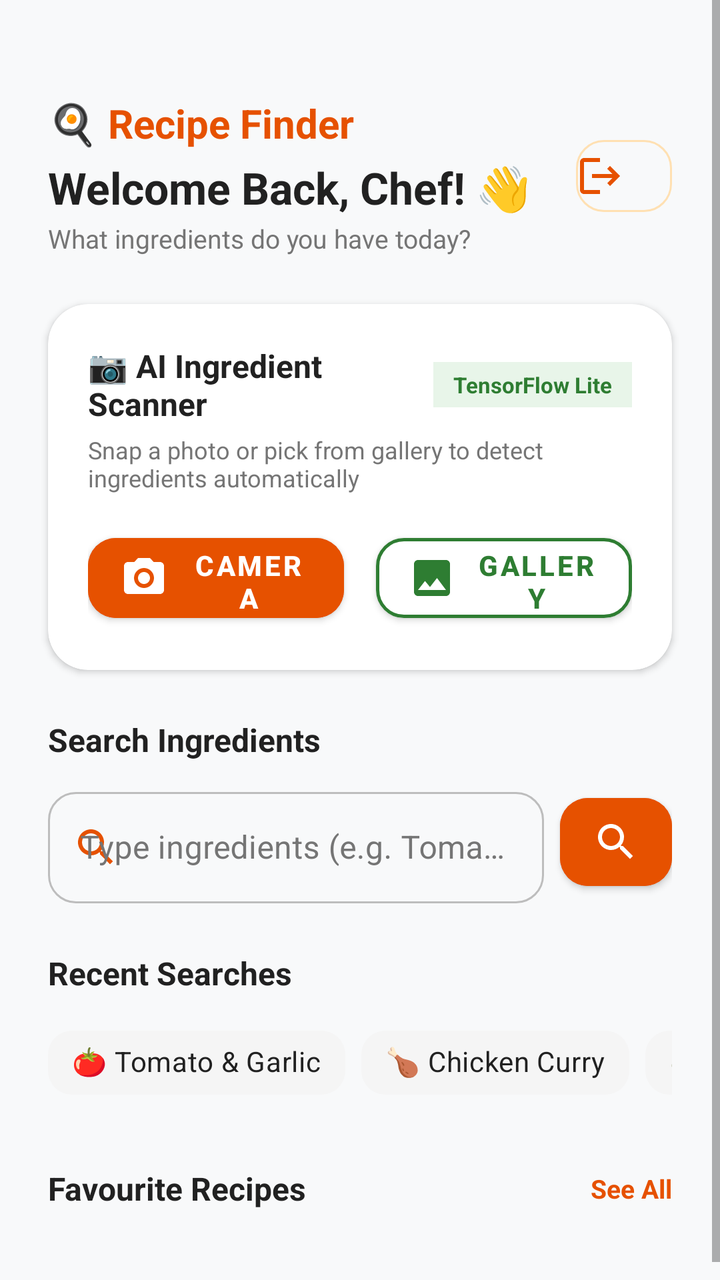
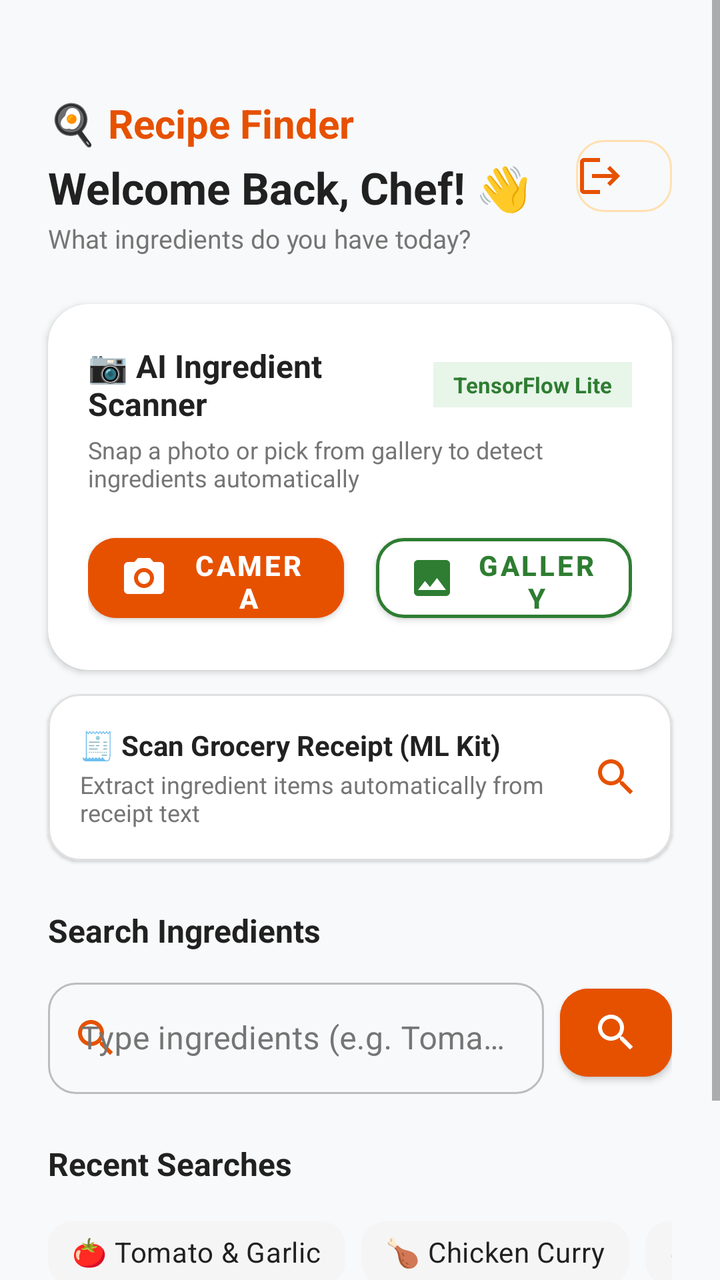

Before-and-after screenshots of an Android layout around one commit, followed by the original layout XML and the change that was made.
<!-- AndroidManifest.xml: application theme Theme.RecipeFinder -->
<!-- res/layout/activity_main2.xml -->
<?xml version="1.0" encoding="utf-8"?>
<androidx.coordinatorlayout.widget.CoordinatorLayout xmlns:android="http://schemas.android.com/apk/res/android"
    xmlns:app="http://schemas.android.com/apk/res-auto"
    xmlns:tools="http://schemas.android.com/tools"
    android:id="@+id/main"
    android:layout_width="match_parent"
    android:layout_height="match_parent"
    android:background="@color/background_light"
    tools:context=".ui.home.HomeActivity">

    <ScrollView
        android:layout_width="match_parent"
        android:layout_height="match_parent"
        android:fillViewport="true">

        <LinearLayout
            android:layout_width="match_parent"
            android:layout_height="wrap_content"
            android:orientation="vertical"
            android:paddingBottom="32dp">

            
            <LinearLayout
                android:layout_width="match_parent"
                android:layout_height="wrap_content"
                android:orientation="horizontal"
                android:gravity="center_vertical"
                android:paddingHorizontal="24dp"
                android:paddingTop="48dp"
                android:paddingBottom="16dp">

                <LinearLayout
                    android:layout_width="0dp"
                    android:layout_height="wrap_content"
                    android:layout_weight="1"
                    android:orientation="vertical">

                    <TextView
                        android:id="@+id/tvAppTitle"
                        android:layout_width="wrap_content"
                        android:layout_height="wrap_content"
                        android:text="🍳 Recipe Finder"
                        android:textColor="@color/primary"
                        android:textSize="20sp"
                        android:textStyle="bold" />

                    <TextView
                        android:id="@+id/tvWelcomeUser"
                        android:layout_width="wrap_content"
                        android:layout_height="wrap_content"
                        android:layout_marginTop="4dp"
                        android:text="Welcome Back, Chef! 👋"
                        android:textColor="@color/text_primary"
                        android:textSize="22sp"
                        android:textStyle="bold" />

                    <TextView
                        android:layout_width="wrap_content"
                        android:layout_height="wrap_content"
                        android:layout_marginTop="2dp"
                        android:text="What ingredients do you have today?"
                        android:textColor="@color/text_secondary"
                        android:textSize="13sp" />
                </LinearLayout>

                <com.google.android.material.button.MaterialButton
                    android:id="@+id/btnLogout"
                    style="@style/Widget.MaterialComponents.Button.OutlinedButton"
                    android:layout_width="48dp"
                    android:layout_height="48dp"
                    android:padding="0dp"
                    app:icon="@drawable/ic_logout"
                    app:iconTint="@color/primary"
                    app:strokeColor="@color/primary_light"
                    app:strokeWidth="1dp"
                    app:cornerRadius="14dp"
                    android:contentDescription="Logout" />
            </LinearLayout>

            
            <com.google.android.material.card.MaterialCardView
                android:layout_width="match_parent"
                android:layout_height="wrap_content"
                android:layout_marginHorizontal="24dp"
                android:layout_marginTop="8dp"
                app:cardCornerRadius="20dp"
                app:cardElevation="2dp"
                app:strokeWidth="0dp"
                app:cardBackgroundColor="@color/white">

                <LinearLayout
                    android:layout_width="match_parent"
                    android:layout_height="wrap_content"
                    android:orientation="vertical"
                    android:padding="20dp">

                    <LinearLayout
                        android:layout_width="match_parent"
                        android:layout_height="wrap_content"
                        android:gravity="center_vertical"
                        android:orientation="horizontal">

                        <TextView
                            android:layout_width="0dp"
                            android:layout_height="wrap_content"
                            android:layout_weight="1"
                            android:text="📷 AI Ingredient Scanner"
                            android:textColor="@color/text_primary"
                            android:textSize="16sp"
                            android:textStyle="bold" />

                        <TextView
                            android:layout_width="wrap_content"
                            android:layout_height="wrap_content"
                            android:background="#E8F5E9"
                            android:paddingHorizontal="10dp"
                            android:paddingVertical="4dp"
                            android:text="TensorFlow Lite"
                            android:textColor="@color/accent_green"
                            android:textSize="11sp"
                            android:textStyle="bold" />
                    </LinearLayout>

                    <TextView
                        android:layout_width="match_parent"
                        android:layout_height="wrap_content"
                        android:layout_marginTop="4dp"
                        android:text="Snap a photo or pick from gallery to detect ingredients automatically"
                        android:textColor="@color/text_secondary"
                        android:textSize="12sp" />

                    <LinearLayout
                        android:layout_width="match_parent"
                        android:layout_height="wrap_content"
                        android:layout_marginTop="16dp"
                        android:orientation="horizontal">

                        <com.google.android.material.button.MaterialButton
                            android:id="@+id/btnCamera"
                            android:layout_width="0dp"
                            android:layout_height="52dp"
                            android:layout_weight="1"
                            android:layout_marginEnd="8dp"
                            android:text="Camera"
                            android:textColor="@color/white"
                            android:textSize="14sp"
                            android:textStyle="bold"
                            app:icon="@drawable/ic_camera"
                            app:iconTint="@color/white"
                            app:cornerRadius="14dp"
                            android:backgroundTint="@color/primary" />

                        <com.google.android.material.button.MaterialButton
                            android:id="@+id/btnGallery"
                            android:layout_width="0dp"
                            android:layout_height="52dp"
                            android:layout_weight="1"
                            android:layout_marginStart="8dp"
                            android:text="Gallery"
                            android:textColor="@color/accent_green"
                            android:textSize="14sp"
                            android:textStyle="bold"
                            app:icon="@drawable/ic_gallery"
                            app:iconTint="@color/accent_green"
                            app:strokeColor="@color/accent_green"
                            app:strokeWidth="1.5dp"
                            app:cornerRadius="14dp"
                            android:backgroundTint="@color/white" />
                    </LinearLayout>

                </LinearLayout>

            </com.google.android.material.card.MaterialCardView>

            
            <LinearLayout
                android:layout_width="match_parent"
                android:layout_height="wrap_content"
                android:orientation="vertical"
                android:paddingHorizontal="24dp"
                android:layout_marginTop="24dp">

                <TextView
                    android:layout_width="match_parent"
                    android:layout_height="wrap_content"
                    android:text="Search Ingredients"
                    android:textColor="@color/text_primary"
                    android:textSize="16sp"
                    android:textStyle="bold" />

                <LinearLayout
                    android:layout_width="match_parent"
                    android:layout_height="wrap_content"
                    android:layout_marginTop="10dp"
                    android:gravity="center_vertical"
                    android:orientation="horizontal">

                    <com.google.android.material.textfield.TextInputLayout
                        android:id="@+id/tilSearch"
                        style="@style/Widget.App.TextInputLayout"
                        android:layout_width="0dp"
                        android:layout_height="wrap_content"
                        android:layout_weight="1"
                        android:hint="Type ingredients (e.g. Tomato, Cheese)..."
                        app:boxCornerRadiusTopStart="14dp"
                        app:boxCornerRadiusTopEnd="14dp"
                        app:boxCornerRadiusBottomStart="14dp"
                        app:boxCornerRadiusBottomEnd="14dp"
                        app:startIconDrawable="@drawable/ic_search"
                        app:startIconTint="@color/primary">

                        <com.google.android.material.textfield.TextInputEditText
                            android:id="@+id/etSearchIngredient"
                            android:layout_width="match_parent"
                            android:layout_height="wrap_content"
                            android:inputType="text"
                            android:textColor="@color/black"
                            android:imeOptions="actionSearch"
                            android:maxLines="1" />
                    </com.google.android.material.textfield.TextInputLayout>

                    <com.google.android.material.button.MaterialButton
                        android:id="@+id/btnSearch"
                        android:layout_width="56dp"
                        android:layout_height="56dp"
                        android:layout_marginStart="8dp"
                        android:padding="0dp"
                        app:icon="@drawable/ic_search"
                        app:iconGravity="textStart"
                        app:iconPadding="0dp"
                        app:iconTint="@color/white"
                        app:cornerRadius="14dp"
                        android:backgroundTint="@color/primary" />
                </LinearLayout>
            </LinearLayout>

            
            <LinearLayout
                android:layout_width="match_parent"
                android:layout_height="wrap_content"
                android:orientation="vertical"
                android:paddingHorizontal="24dp"
                android:layout_marginTop="24dp">

                <TextView
                    android:layout_width="match_parent"
                    android:layout_height="wrap_content"
                    android:text="Recent Searches"
                    android:textColor="@color/text_primary"
                    android:textSize="16sp"
                    android:textStyle="bold" />

                <HorizontalScrollView
                    android:layout_width="match_parent"
                    android:layout_height="wrap_content"
                    android:layout_marginTop="10dp"
                    android:scrollbars="none">

                    <com.google.android.material.chip.ChipGroup
                        android:id="@+id/chipGroupRecent"
                        android:layout_width="wrap_content"
                        android:layout_height="wrap_content"
                        app:singleLine="true">

                        <com.google.android.material.chip.Chip
                            android:id="@+id/chip1"
                            style="@style/Widget.MaterialComponents.Chip.Action"
                            android:layout_width="wrap_content"
                            android:layout_height="wrap_content"
                            android:text="🍅 Tomato &amp; Garlic"
                            android:textColor="@color/text_primary"
                            app:chipBackgroundColor="#F5F5F5"
                            app:chipCornerRadius="12dp"
                            app:strokeColor="#E0E0E0"
                            app:strokeWidth="1dp" />

                        <com.google.android.material.chip.Chip
                            android:id="@+id/chip2"
                            style="@style/Widget.MaterialComponents.Chip.Action"
                            android:layout_width="wrap_content"
                            android:layout_height="wrap_content"
                            android:text="🍗 Chicken Curry"
                            android:textColor="@color/text_primary"
                            app:chipBackgroundColor="#F5F5F5"
                            app:chipCornerRadius="12dp"
                            app:strokeColor="#E0E0E0"
                            app:strokeWidth="1dp" />

                        <com.google.android.material.chip.Chip
                            android:id="@+id/chip3"
                            style="@style/Widget.MaterialComponents.Chip.Action"
                            android:layout_width="wrap_content"
                            android:layout_height="wrap_content"
                            android:text="🥑 Avocado Salad"
                            android:textColor="@color/text_primary"
                            app:chipBackgroundColor="#F5F5F5"
                            app:chipCornerRadius="12dp"
                            app:strokeColor="#E0E0E0"
                            app:strokeWidth="1dp" />

                        <com.google.android.material.chip.Chip
                            android:id="@+id/chip4"
                            style="@style/Widget.MaterialComponents.Chip.Action"
                            android:layout_width="wrap_content"
                            android:layout_height="wrap_content"
                            android:text="🍕 Pizza Margherita"
                            android:textColor="@color/text_primary"
                            app:chipBackgroundColor="#F5F5F5"
                            app:chipCornerRadius="12dp"
                            app:strokeColor="#E0E0E0"
                            app:strokeWidth="1dp" />

                        <com.google.android.material.chip.Chip
                            android:id="@+id/chip5"
                            style="@style/Widget.MaterialComponents.Chip.Action"
                            android:layout_width="wrap_content"
                            android:layout_height="wrap_content"
                            android:text="🍄 Mushroom Risotto"
                            android:textColor="@color/text_primary"
                            app:chipBackgroundColor="#F5F5F5"
                            app:chipCornerRadius="12dp"
                            app:strokeColor="#E0E0E0"
                            app:strokeWidth="1dp" />

                    </com.google.android.material.chip.ChipGroup>
                </HorizontalScrollView>
            </LinearLayout>

            
            <LinearLayout
                android:layout_width="match_parent"
                android:layout_height="wrap_content"
                android:orientation="vertical"
                android:layout_marginTop="28dp">

                <LinearLayout
                    android:layout_width="match_parent"
                    android:layout_height="wrap_content"
                    android:gravity="center_vertical"
                    android:orientation="horizontal"
                    android:paddingHorizontal="24dp">

                    <TextView
                        android:layout_width="0dp"
                        android:layout_height="wrap_content"
                        android:layout_weight="1"
                        android:text="Favourite Recipes"
                        android:textColor="@color/text_primary"
                        android:textSize="16sp"
                        android:textStyle="bold" />

                    <TextView
                        android:id="@+id/tvSeeAll"
                        android:layout_width="wrap_content"
                        android:layout_height="wrap_content"
                        android:text="See All"
                        android:textColor="@color/primary"
                        android:textSize="13sp"
                        android:textStyle="bold" />
                </LinearLayout>

                <androidx.recyclerview.widget.RecyclerView
                    android:id="@+id/rvFavouriteRecipes"
                    android:layout_width="match_parent"
                    android:layout_height="wrap_content"
                    android:layout_marginTop="12dp"
                    android:clipToPadding="false"
                    android:paddingStart="24dp"
                    android:paddingEnd="8dp"
                    android:orientation="horizontal"
                    app:layoutManager="androidx.recyclerview.widget.LinearLayoutManager"
                    tools:listitem="@layout/item_recipe_card" />
            </LinearLayout>

        </LinearLayout>
    </ScrollView>

</androidx.coordinatorlayout.widget.CoordinatorLayout>
<!-- res/layout/item_recipe_card.xml (included above) -->
<?xml version="1.0" encoding="utf-8"?>
<com.google.android.material.card.MaterialCardView xmlns:android="http://schemas.android.com/apk/res/android"
    xmlns:app="http://schemas.android.com/apk/res-auto"
    android:layout_width="220dp"
    android:layout_height="wrap_content"
    android:layout_marginEnd="16dp"
    android:layout_marginTop="4dp"
    android:layout_marginBottom="8dp"
    app:cardCornerRadius="16dp"
    app:cardElevation="3dp"
    app:strokeWidth="1dp"
    app:strokeColor="#E0E0E0"
    app:cardBackgroundColor="@color/white">

    <LinearLayout
        android:layout_width="match_parent"
        android:layout_height="wrap_content"
        android:orientation="vertical">

        <FrameLayout
            android:layout_width="match_parent"
            android:layout_height="130dp">

            <ImageView
                android:id="@+id/ivRecipeImage"
                android:layout_width="match_parent"
                android:layout_height="match_parent"
                android:scaleType="centerCrop"
                android:contentDescription="Recipe Image" />

            <View
                android:layout_width="match_parent"
                android:layout_height="50dp"
                android:layout_gravity="bottom"
                android:background="@drawable/gradient_shadow" />

            <TextView
                android:id="@+id/tvRating"
                android:layout_width="wrap_content"
                android:layout_height="wrap_content"
                android:layout_gravity="top|start"
                android:layout_margin="10dp"
                android:background="@drawable/bg_rating_badge"
                android:paddingHorizontal="8dp"
                android:paddingVertical="4dp"
                android:text="★ 4.9"
                android:textColor="@color/white"
                android:textSize="12sp"
                android:textStyle="bold" />

            <ImageButton
                android:id="@+id/btnFavorite"
                android:layout_width="36dp"
                android:layout_height="36dp"
                android:layout_gravity="top|end"
                android:layout_margin="8dp"
                android:background="@drawable/bg_circle_white"
                android:contentDescription="Favorite"
                android:padding="6dp"
                android:src="@drawable/ic_heart_outline"
                app:tint="@color/primary" />
        </FrameLayout>

        <LinearLayout
            android:layout_width="match_parent"
            android:layout_height="wrap_content"
            android:orientation="vertical"
            android:padding="12dp">

            <TextView
                android:id="@+id/tvCategory"
                android:layout_width="wrap_content"
                android:layout_height="wrap_content"
                android:text="ITALIAN"
                android:textColor="@color/accent_green"
                android:textSize="11sp"
                android:textStyle="bold"
                android:letterSpacing="0.05" />

            <TextView
                android:id="@+id/tvRecipeTitle"
                android:layout_width="match_parent"
                android:layout_height="wrap_content"
                android:layout_marginTop="2dp"
                android:ellipsize="end"
                android:maxLines="1"
                android:text="Garlic Butter Salmon"
                android:textColor="@color/text_primary"
                android:textSize="15sp"
                android:textStyle="bold" />

            <LinearLayout
                android:layout_width="match_parent"
                android:layout_height="wrap_content"
                android:layout_marginTop="8dp"
                android:gravity="center_vertical"
                android:orientation="horizontal">

                <TextView
                    android:id="@+id/tvTime"
                    android:layout_width="0dp"
                    android:layout_height="wrap_content"
                    android:layout_weight="1"
                    android:text="⏱ 25 mins"
                    android:textColor="@color/text_secondary"
                    android:textSize="12sp" />

                <TextView
                    android:id="@+id/tvCalories"
                    android:layout_width="wrap_content"
                    android:layout_height="wrap_content"
                    android:text="🔥 450 kcal"
                    android:textColor="@color/text_secondary"
                    android:textSize="12sp" />
            </LinearLayout>

        </LinearLayout>

    </LinearLayout>

</com.google.android.material.card.MaterialCardView>
<!-- resources referenced by this layout -->
<resources>
  <color name="accent_green">#2E7D32</color>
  <color name="background_light">#F8F9FA</color>
  <color name="black">#FF000000</color>
  <color name="primary">#E65100</color>
  <color name="primary_light">#FFE0B2</color>
  <color name="text_primary">#212121</color>
  <color name="text_secondary">#757575</color>
  <color name="white">#FFFFFFFF</color>
  <!-- drawable bg_circle_white (drawable) -->
  <?xml version="1.0" encoding="utf-8"?>
  <shape xmlns:android="http://schemas.android.com/apk/res/android"
      android:shape="oval">
      <solid android:color="#FFFFFF" />
  </shape>
  <!-- drawable bg_rating_badge (drawable) -->
  <?xml version="1.0" encoding="utf-8"?>
  <shape xmlns:android="http://schemas.android.com/apk/res/android">
      <solid android:color="#CC000000" />
      <corners android:radius="12dp" />
  </shape>
  <!-- drawable gradient_shadow (drawable) -->
  <?xml version="1.0" encoding="utf-8"?>
  <shape xmlns:android="http://schemas.android.com/apk/res/android">
      <gradient
          android:angle="270"
          android:startColor="#00000000"
          android:endColor="#80000000" />
  </shape>
  <!-- drawable ic_camera (drawable) -->
  <vector xmlns:android="http://schemas.android.com/apk/res/android"
      android:width="24dp"
      android:height="24dp"
      android:viewportWidth="24"
      android:viewportHeight="24">
    <path
        android:fillColor="#FFFFFF"
        android:pathData="M9,2L7.17,4H4c-1.1,0 -2,0.9 -2,2v12c0,1.1 0.9,2 2,2h16c1.1,0 2,-0.9 2,-2V6c0,-1.1 -0.9,-2 -2,-2h-3.17L15,2H9zm3,15c-2.76,0 -5,-2.24 -5,-5s2.24,-5 5,-5 5,2.24 5,5 -2.24,5 -5,5zm0,-8c-1.66,0 -3,1.34 -3,3s1.34,3 3,3 3,-1.34 3,-3 -1.34,-3 -3,-3z"/>
  </vector>
  <!-- drawable ic_gallery (drawable) -->
  <vector xmlns:android="http://schemas.android.com/apk/res/android"
      android:width="24dp"
      android:height="24dp"
      android:viewportWidth="24"
      android:viewportHeight="24">
    <path
        android:fillColor="#FFFFFF"
        android:pathData="M21,19V5c0,-1.1 -0.9,-2 -2,-2H5c-1.1,0 -2,0.9 -2,2v14c0,1.1 0.9,2 2,2h14c1.1,0 2,-0.9 2,-2zM8.5,13.5l2.5,3.01L14.5,12l4.5,6H5l3.5,-4.5z"/>
  </vector>
  <!-- drawable ic_logout (drawable) -->
  <vector xmlns:android="http://schemas.android.com/apk/res/android"
      android:width="24dp"
      android:height="24dp"
      android:viewportWidth="24"
      android:viewportHeight="24">
    <path
        android:fillColor="#E65100"
        android:pathData="M17,7l-1.41,1.41L18.17,11H8v2h10.17l-2.58,2.58L17,17l5,-5zM4,5h8V3H4c-1.1,0 -2,0.9 -2,2v14c0,1.1 0.9,2 2,2h8v-2H4V5z"/>
  </vector>
  <!-- drawable ic_search (drawable) -->
  <vector xmlns:android="http://schemas.android.com/apk/res/android"
      android:width="24dp"
      android:height="24dp"
      android:viewportWidth="24"
      android:viewportHeight="24">
    <path
        android:fillColor="#E65100"
        android:pathData="M15.5,14h-0.79l-0.28,-0.27C15.41,12.59 16,11.11 16,9.5 16,5.91 13.09,3 9.5,3S3,5.91 3,9.5 5.91,16 9.5,16c1.61,0 3.09,-0.59 4.23,-1.57l0.27,0.28v0.79l5,4.99L20.49,19l-4.99,-5zm-6,0C7.01,14 5,11.99 5,9.5S7.01,5 9.5,5 14,7.01 14,9.5 11.99,14 9.5,14z"/>
  </vector>
  <style name="Widget.App.TextInputLayout" parent="Widget.MaterialComponents.TextInputLayout.OutlinedBox">
          <item name="boxStrokeColor">@color/input_box_stroke</item>
          <item name="hintTextColor">@color/input_hint_color</item>
          <item name="android:textColorHint">#757575</item>
      </style>
  <color name="primary_dark">#BF360C</color>
  <color name="green_700">#1B5E20</color>
  <style name="Widget.App.EditText" parent="Widget.MaterialComponents.TextInputEditText.OutlinedBox">
          <item name="android:textColor">@color/black</item>
          <item name="android:textColorHint">#757575</item>
      </style>
  <!-- unchanged entries left out for length: 2 -->
</resources>

<!-- the commit's change to res/layout/activity_main2.xml (unified diff, before → after) -->
@@ -173,6 +173,59 @@
             </com.google.android.material.card.MaterialCardView>
 
             
+            <com.google.android.material.card.MaterialCardView
+                android:id="@+id/cardReceiptScanner"
+                android:layout_width="match_parent"
+                android:layout_height="wrap_content"
+                android:layout_marginHorizontal="24dp"
+                android:layout_marginTop="12dp"
+                app:cardCornerRadius="16dp"
+                app:cardElevation="1dp"
+                app:strokeWidth="1dp"
+                app:strokeColor="#E0E0E0"
+                app:cardBackgroundColor="@color/white">
+
+                <LinearLayout
+                    android:layout_width="match_parent"
+                    android:layout_height="wrap_content"
+                    android:gravity="center_vertical"
+                    android:orientation="horizontal"
+                    android:padding="16dp">
+
+                    <LinearLayout
+                        android:layout_width="0dp"
+                        android:layout_height="wrap_content"
+                        android:layout_weight="1"
+                        android:orientation="vertical">
+
+                        <TextView
+                            android:layout_width="wrap_content"
+                            android:layout_height="wrap_content"
+                            android:text="🧾 Scan Grocery Receipt (ML Kit)"
+                            android:textColor="@color/text_primary"
+                            android:textSize="14sp"
+                            android:textStyle="bold" />
+
+                        <TextView
+                            android:layout_width="wrap_content"
+                            android:layout_height="wrap_content"
+                            android:layout_marginTop="2dp"
+                            android:text="Extract ingredient items automatically from receipt text"
+                            android:textColor="@color/text_secondary"
+                            android:textSize="12sp" />
+                    </LinearLayout>
+
+                    <ImageView
+                        android:layout_width="24dp"
+                        android:layout_height="24dp"
+                        android:src="@drawable/ic_search"
+                        app:tint="@color/primary"
+                        android:contentDescription="Scan" />
+                </LinearLayout>
+
+            </com.google.android.material.card.MaterialCardView>
+
+            
             <LinearLayout
                 android:layout_width="match_parent"
                 android:layout_height="wrap_content"
